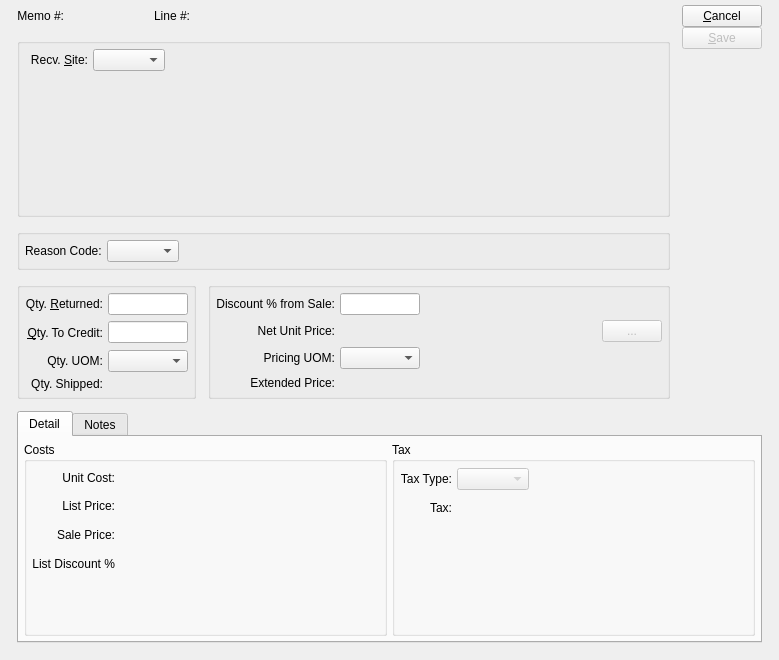
This is xtuple/trunk/guiclient/creditMemoItem.ui in WooodHead/xtuple as Qt 5 draws it before an edit. The edited form follows.
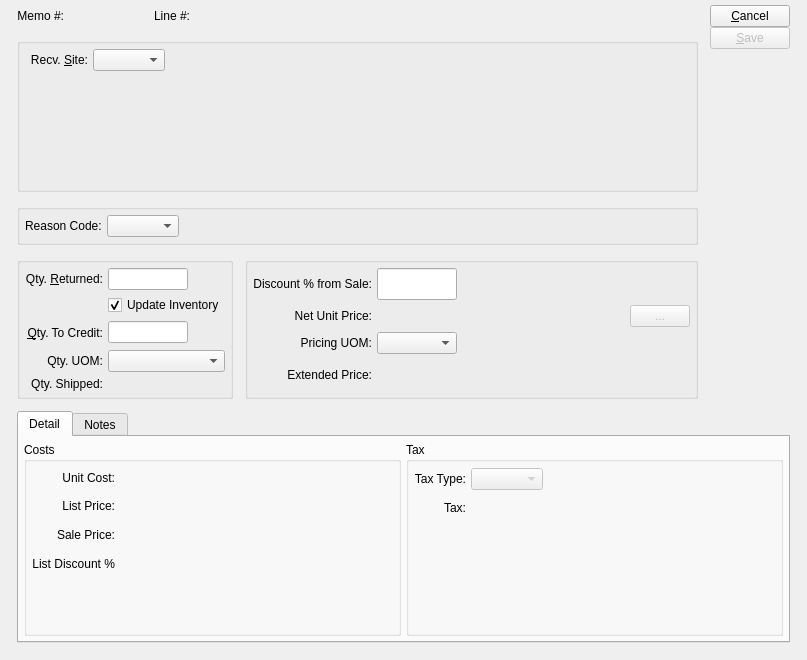
This is the edited form. Custom widgets are drawn as their Qt base class.

Commit message: Issue #12155:update inventory feature

What changed in the file:
```diff
--- a/xtuple/trunk/guiclient/creditMemoItem.ui
+++ b/xtuple/trunk/guiclient/creditMemoItem.ui
@@ -13,7 +13,7 @@
    <rect>
     <x>0</x>
     <y>0</y>
-    <width>779</width>
+    <width>807</width>
     <height>660</height>
    </rect>
   </property>
@@ -295,7 +295,7 @@
           </property>
          </widget>
         </item>
-        <item row="1" column="0">
+        <item row="2" column="0">
          <widget class="QLabel" name="_qtyToCreditLit">
           <property name="minimumSize">
            <size>
@@ -314,7 +314,7 @@
           </property>
          </widget>
         </item>
-        <item row="1" column="1">
+        <item row="2" column="1">
          <widget class="XLineEdit" name="_qtyToCredit">
           <property name="sizePolicy">
            <sizepolicy hsizetype="Preferred" vsizetype="Fixed">
@@ -333,7 +333,7 @@
           </property>
          </widget>
         </item>
-        <item row="2" column="0">
+        <item row="3" column="0">
          <widget class="QLabel" name="_qtyUOMLit">
           <property name="text">
            <string>Qty. UOM:</string>
@@ -343,10 +343,10 @@
           </property>
          </widget>
         </item>
-        <item row="2" column="1">
+        <item row="3" column="1">
          <widget class="XComboBox" name="_qtyUOM"/>
         </item>
-        <item row="3" column="0">
+        <item row="4" column="0">
          <widget class="QLabel" name="_shippedToDateLit">
           <property name="text">
            <string>Qty. Shipped:</string>
@@ -356,7 +356,7 @@
           </property>
          </widget>
         </item>
-        <item row="3" column="1">
+        <item row="4" column="1">
          <widget class="XLabel" name="_qtyShipped">
           <property name="minimumSize">
            <size>
@@ -375,6 +375,16 @@
           </property>
          </widget>
         </item>
+        <item row="1" column="1">
+         <widget class="QCheckBox" name="_updateInv">
+          <property name="text">
+           <string>Update Inventory</string>
+          </property>
+          <property name="checked">
+           <bool>true</bool>
+          </property>
+         </widget>
+        </item>
        </layout>
       </widget>
      </item>
```
The commit also changes 16 other files.
